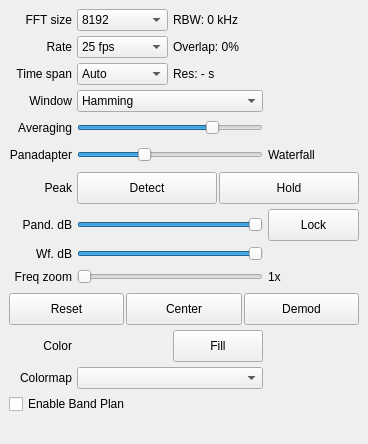
Before: the Qt Designer form src/qtgui/dockfft.ui in gqrx-sdr/gqrx, drawn with Qt 5.
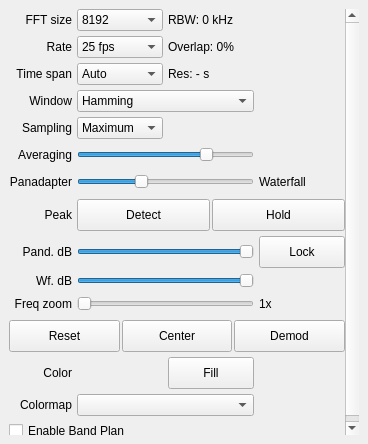
After: the same form once the commit is applied. Icons and pictures are not drawn. Custom widgets are drawn as their Qt base class.

Commit message:
User selectable max/avg/min sampling modes for fft scaling
When the fftsize is greater than the width of the plotter (pixels)
the contents of the fft are resampled. Currently, the maximum of
all the fft bins mapped to a pixel is shown. This commit adds
user-controllable max/avg/min.

```diff
--- a/src/qtgui/dockfft.ui
+++ b/src/qtgui/dockfft.ui
@@ -71,8 +71,8 @@
         <rect>
          <x>0</x>
          <y>0</y>
-         <width>350</width>
-         <height>407</height>
+         <width>345</width>
+         <height>546</height>
         </rect>
        </property>
        <layout class="QVBoxLayout" name="verticalLayout">
@@ -111,17 +111,39 @@
           <property name="spacing">
            <number>5</number>
           </property>
-          <item row="0" column="2" colspan="2">
-           <widget class="QLabel" name="fftRbwLabel">
+          <item row="10" column="3" rowspan="2">
+           <widget class="QLabel" name="zoomLevelLabel">
+            <property name="sizePolicy">
+             <sizepolicy hsizetype="MinimumExpanding" vsizetype="Preferred">
+              <horstretch>0</horstretch>
+              <verstretch>0</verstretch>
+             </sizepolicy>
+            </property>
             <property name="toolTip">
-             <string>Resolution bandwidth</string>
+             <string>Current zoom level on the frequency axis</string>
             </property>
+            <property name="statusTip">
+             <string>Current zoom level on the frequency axis</string>
+            </property>
             <property name="text">
-             <string>RBW: 0 kHz</string>
+             <string>1x</string>
             </property>
+            <property name="alignment">
+             <set>Qt::AlignLeading|Qt::AlignLeft|Qt::AlignVCenter</set>
+            </property>
            </widget>
           </item>
-          <item row="4" column="0">
+          <item row="14" column="0">
+           <widget class="QLabel" name="label_3">
+            <property name="text">
+             <string>Colormap</string>
+            </property>
+            <property name="alignment">
+             <set>Qt::AlignRight|Qt::AlignTrailing|Qt::AlignVCenter</set>
+            </property>
+           </widget>
+          </item>
+          <item row="5" column="0">
            <widget class="QLabel" name="fftAvgLabel">
             <property name="sizePolicy">
              <sizepolicy hsizetype="Preferred" vsizetype="Preferred">
@@ -140,10 +162,99 @@
             </property>
            </widget>
           </item>
-          <item row="12" column="1">
-           <widget class="QtColorPicker" name="colorPicker">
+          <item row="9" column="0">
+           <widget class="QLabel" name="wfRangeLabel">
+            <property name="toolTip">
+             <string>Set waterfall dB range</string>
+            </property>
+            <property name="statusTip">
+             <string>Set waterfall dB range</string>
+            </property>
+            <property name="text">
+             <string>Wf. dB</string>
+            </property>
+            <property name="alignment">
+             <set>Qt::AlignRight|Qt::AlignTrailing|Qt::AlignVCenter</set>
+            </property>
+           </widget>
+          </item>
+          <item row="13" column="0">
+           <widget class="QLabel" name="colorLabel">
+            <property name="toolTip">
+             <string>Color for the FFT plot</string>
+            </property>
+            <property name="text">
+             <string>Color</string>
+            </property>
+            <property name="alignment">
+             <set>Qt::AlignRight|Qt::AlignTrailing|Qt::AlignVCenter</set>
+            </property>
+           </widget>
+          </item>
+          <item row="8" column="1" colspan="2">
+           <widget class="ctkRangeSlider" name="pandRangeSlider">
             <property name="sizePolicy">
-             <sizepolicy hsizetype="MinimumExpanding" vsizetype="Preferred">
+             <sizepolicy hsizetype="Expanding" vsizetype="Fixed">
+              <horstretch>0</horstretch>
+              <verstretch>0</verstretch>
+             </sizepolicy>
+            </property>
+            <property name="minimumSize">
+             <size>
+              <width>0</width>
+              <height>0</height>
+             </size>
+            </property>
+            <property name="toolTip">
+             <string>Set pandapter dB range</string>
+            </property>
+            <property name="statusTip">
+             <string>Set pandapter dB range</string>
+            </property>
+            <property name="minimum">
+             <number>-160</number>
+            </property>
+            <property name="maximum">
+             <number>0</number>
+            </property>
+            <property name="orientation">
+             <enum>Qt::Horizontal</enum>
+            </property>
+           </widget>
+          </item>
+          <item row="0" column="0">
+           <widget class="QLabel" name="fftSizeLabel">
+            <property name="text">
+             <string>FFT size</string>
+            </property>
+            <property name="alignment">
+             <set>Qt::AlignRight|Qt::AlignTrailing|Qt::AlignVCenter</set>
+            </property>
+           </widget>
+          </item>
+          <item row="8" column="0">
+           <widget class="QLabel" name="pandRangeLabel">
+            <property name="toolTip">
+             <string>Set pandapter dB range</string>
+            </property>
+            <property name="statusTip">
+             <string>Set pandapter dB range</string>
+            </property>
+            <property name="text">
+             <string>Pand. dB</string>
+            </property>
+            <property name="alignment">
+             <set>Qt::AlignRight|Qt::AlignTrailing|Qt::AlignVCenter</set>
+            </property>
+           </widget>
+          </item>
+          <item row="8" column="3">
+           <widget class="QPushButton" name="lockButton">
+            <property name="enabled">
+             <bool>true</bool>
+            </property>
+            <property name="sizePolicy">
+             <sizepolicy hsizetype="MinimumExpanding" vsizetype="Fixed">
               <horstretch>0</horstretch>
               <verstretch>0</verstretch>
              </sizepolicy>
@@ -155,20 +266,90 @@
              </size>
             </property>
             <property name="toolTip">
-             <string>Click to select color for the FFT plot</string>
+             <string>Lock panadapter and waterfall sliders together</string>
             </property>
             <property name="statusTip">
-             <string>Click to select color for the FFT plot</string>
+             <string>Lock panadapter and waterfall sliders together</string>
             </property>
             <property name="text">
+             <string>Lock</string>
+            </property>
+            <property name="checkable">
+             <bool>true</bool>
+            </property>
+           </widget>
+          </item>
+          <item row="2" column="0">
+           <widget class="QLabel" name="label">
+            <property name="toolTip">
+             <string>The vertical time span on the waterfall.</string>
+            </property>
+            <property name="statusTip">
              <string/>
             </property>
-            <property name="flat">
-             <bool>true</bool>
+            <property name="text">
+             <string>Time span</string>
             </property>
+            <property name="alignment">
+             <set>Qt::AlignRight|Qt::AlignTrailing|Qt::AlignVCenter</set>
+            </property>
            </widget>
           </item>
-          <item row="5" column="3">
+          <item row="6" column="1" colspan="2">
+           <widget class="QSlider" name="fftSplitSlider">
+            <property name="sizePolicy">
+             <sizepolicy hsizetype="MinimumExpanding" vsizetype="Preferred">
+              <horstretch>0</horstretch>
+              <verstretch>0</verstretch>
+             </sizepolicy>
+            </property>
+            <property name="minimumSize">
+             <size>
+              <width>0</width>
+              <height>22</height>
+             </size>
+            </property>
+            <property name="toolTip">
+             <string>Spatial distribution between pandapter and waterfall</string>
+            </property>
+            <property name="minimum">
+             <number>0</number>
+            </property>
+            <property name="maximum">
+             <number>100</number>
+            </property>
+            <property name="value">
+             <number>35</number>
+            </property>
+            <property name="orientation">
+             <enum>Qt::Horizontal</enum>
+            </property>
+           </widget>
+          </item>
+          <item row="3" column="0">
+           <widget class="QLabel" name="label_2">
+            <property name="toolTip">
+             <string>FFT window</string>
+            </property>
+            <property name="text">
+             <string>Window</string>
+            </property>
+            <property name="alignment">
+             <set>Qt::AlignRight|Qt::AlignTrailing|Qt::AlignVCenter</set>
+            </property>
+           </widget>
+          </item>
+          <item row="1" column="0">
+           <widget class="QLabel" name="fftRateLabel">
+            <property name="text">
+             <string>Rate</string>
+            </property>
+            <property name="alignment">
+             <set>Qt::AlignRight|Qt::AlignTrailing|Qt::AlignVCenter</set>
+            </property>
+           </widget>
+          </item>
+          <item row="6" column="3">
            <widget class="QLabel" name="wfLabel">
             <property name="sizePolicy">
              <sizepolicy hsizetype="MinimumExpanding" vsizetype="Preferred">
@@ -184,19 +365,32 @@
             </property>
            </widget>
           </item>
-          <item row="5" column="0">
-           <widget class="QLabel" name="pandLabel">
-            <property name="sizePolicy">
-             <sizepolicy hsizetype="Preferred" vsizetype="Preferred">
-              <horstretch>0</horstretch>
-              <verstretch>0</verstretch>
-             </sizepolicy>
+          <item row="9" column="1" colspan="2">
+           <widget class="ctkRangeSlider" name="wfRangeSlider">
+            <property name="toolTip">
+             <string>Set waterfall dB range</string>
+            </property>
+            <property name="statusTip">
+             <string>Set waterfall dB range</string>
+            </property>
+            <property name="minimum">
+             <number>-160</number>
+            </property>
+            <property name="maximum">
+             <number>0</number>
+            </property>
+            <property name="orientation">
+             <enum>Qt::Horizontal</enum>
+            </property>
+           </widget>
+          </item>
+          <item row="15" column="0" colspan="4">
+           <widget class="QCheckBox" name="bandPlanCheckbox">
+            <property name="toolTip">
+             <string>Enable Band Plan on bottom of spectrum</string>
             </property>
             <property name="text">
-             <string>Panadapter</string>
-            </property>
-            <property name="alignment">
-             <set>Qt::AlignRight|Qt::AlignTrailing|Qt::AlignVCenter</set>
+             <string>Enable Band Plan</string>
             </property>
            </widget>
           </item>
@@ -213,49 +407,109 @@
             </property>
            </widget>
           </item>
-          <item row="1" column="0">
-           <widget class="QLabel" name="fftRateLabel">
+          <item row="16" column="0" colspan="4">
+           <spacer name="verticalSpacer">
+            <property name="orientation">
+             <enum>Qt::Vertical</enum>
+            </property>
+            <property name="sizeHint" stdset="0">
+             <size>
+              <width>253</width>
+              <height>68</height>
+             </size>
+            </property>
+           </spacer>
+          </item>
+          <item row="7" column="0">
+           <widget class="QLabel" name="peakLabel">
             <property name="text">
-             <string>Rate</string>
+             <string>Peak</string>
             </property>
             <property name="alignment">
              <set>Qt::AlignRight|Qt::AlignTrailing|Qt::AlignVCenter</set>
             </property>
            </widget>
           </item>
-          <item row="7" column="1" colspan="2">
-           <widget class="ctkRangeSlider" name="pandRangeSlider">
-            <property name="sizePolicy">
-             <sizepolicy hsizetype="Expanding" vsizetype="Fixed">
-              <horstretch>0</horstretch>
-              <verstretch>0</verstretch>
-             </sizepolicy>
+          <item row="7" column="1" colspan="3">
+           <layout class="QHBoxLayout" name="horizontalLayout_2" stretch="0,0">
+            <property name="spacing">
+             <number>2</number>
             </property>
-            <property name="minimumSize">
-             <size>
-              <width>0</width>
-              <height>0</height>
-             </size>
+            <property name="sizeConstraint">
+             <enum>QLayout::SetDefaultConstraint</enum>
             </property>
-            <property name="toolTip">
-             <string>Set pandapter dB range</string>
+            <property name="topMargin">
+             <number>1</number>
             </property>
-            <property name="statusTip">
-             <string>Set pandapter dB range</string>
-            </property>
-            <property name="minimum">
-             <number>-160</number>
-            </property>
-            <property name="maximum">
+            <property name="bottomMargin">
              <number>0</number>
             </property>
-            <property name="orientation">
-             <enum>Qt::Horizontal</enum>
-            </property>
-           </widget>
+            <item>
+             <widget class="QPushButton" name="peakDetectionButton">
+              <property name="sizePolicy">
+               <sizepolicy hsizetype="MinimumExpanding" vsizetype="Preferred">
+                <horstretch>0</horstretch>
+                <verstretch>0</verstretch>
+               </sizepolicy>
+              </property>
+              <property name="minimumSize">
+               <size>
+                <width>50</width>
+                <height>32</height>
+               </size>
+              </property>
+              <property name="maximumSize">
+               <size>
+                <width>16777215</width>
+                <height>16777215</height>
+               </size>
+              </property>
+              <property name="toolTip">
+               <string>Enable peak detection in FFT</string>
+              </property>
+              <property name="text">
+               <string>Detect</string>
+              </property>
+              <property name="checkable">
+               <bool>true</bool>
+              </property>
+             </widget>
+            </item>
+            <item>
+             <widget class="QPushButton" name="peakHoldButton">
+              <property name="sizePolicy">
+               <sizepolicy hsizetype="MinimumExpanding" vsizetype="Preferred">
+                <horstretch>0</horstretch>
+                <verstretch>0</verstretch>
+               </sizepolicy>
+              </property>
+              <property name="minimumSize">
+               <size>
+                <width>50</width>
+                <height>32</height>
+               </size>
+              </property>
+              <property name="maximumSize">
+               <size>
+                <width>16777215</width>
+                <height>16777215</height>
+               </size>
+              </property>
+              <property name="toolTip">
+               <string>Toggle peak hold in FFT</string>
+              </property>
+              <property name="text">
+               <string>Hold</string>
+              </property>
+              <property name="checkable">
+               <bool>true</bool>
+              </property>
+             </widget>
+            </item>
+           </layout>
           </item>
-          <item row="9" column="1" rowspan="2" colspan="2">
-           <widget class="QSlider" name="fftZoomSlider">
+          <item row="5" column="1" colspan="2">
+           <widget class="QSlider" name="fftAvgSlider">
             <property name="sizePolicy">
              <sizepolicy hsizetype="MinimumExpanding" vsizetype="Preferred">
               <horstretch>0</horstretch>
@@ -269,19 +523,13 @@
              </size>
             </property>
             <property name="toolTip">
-             <string>Set zoom level on the frequency axis</string>
-            </property>
-            <property name="statusTip">
-             <string>Set zoom level on the frequency axis</string>
-            </property>
-            <property name="minimum">
-             <number>1</number>
+             <string>FFT averaging gain</string>
             </property>
             <property name="maximum">
-             <number>50</number>
+             <number>100</number>
             </property>
-            <property name="pageStep">
-             <number>5</number>
+            <property name="value">
+             <number>75</number>
             </property>
             <property name="orientation">
              <enum>Qt::Horizontal</enum>
@@ -292,39 +540,116 @@
             <property name="invertedControls">
              <bool>false</bool>
             </property>
-            <property name="tickPosition">
-             <enum>QSlider::NoTicks</enum>
-            </property>
            </widget>
           </item>
-          <item row="7" column="3">
-           <widget class="QPushButton" name="lockButton">
+          <item row="0" column="1">
+           <widget class="QComboBox" name="fftSizeComboBox">
             <property name="enabled">
              <bool>true</bool>
             </property>
             <property name="sizePolicy">
-             <sizepolicy hsizetype="MinimumExpanding" vsizetype="Fixed">
+             <sizepolicy hsizetype="MinimumExpanding" vsizetype="Preferred">
               <horstretch>0</horstretch>
               <verstretch>0</verstretch>
              </sizepolicy>
             </property>
             <property name="minimumSize">
              <size>
-              <width>50</width>
-              <height>32</height>
+              <width>0</width>
+              <height>0</height>
              </size>
             </property>
             <property name="toolTip">
-             <string>Lock panadapter and waterfall sliders together</string>
+             <string>&lt;html&gt;Number of FFT points to calculate. Higher values will require more CPU time. This will not influence the number of points on the display since that parameter is adjusted automatically according to the display size.&lt;/html&gt;</string>
             </property>
-            <property name="statusTip">
-             <string>Lock panadapter and waterfall sliders together</string>
+            <property name="editable">
+             <bool>false</bool>
             </property>
-            <property name="text">
-             <string>Lock</string>
+            <property name="currentIndex">
+             <number>7</number>
             </property>
-            <property name="checkable">
-             <bool>true</bool>
+            <property name="maxVisibleItems">
+             <number>15</number>
+            </property>
+            <property name="insertPolicy">
+             <enum>QComboBox::InsertAlphabetically</enum>
+            </property>
+            <item>
+             <property name="text">
+              <string>1048576</string>
+             </property>
+            </item>
+            <item>
+             <property name="text">
+              <string>524288</string>
+             </property>
+            </item>
+            <item>
+             <property name="text">
+              <string>262144</string>
+             </property>
+            </item>
+            <item>
+             <property name="text">
+              <string>131072</string>
+             </property>
+            </item>
+            <item>
+             <property name="text">
+              <string>65536</string>
+             </property>
+            </item>
+            <item>
+             <property name="text">
+              <string>32768</string>
+             </property>
+            </item>
+            <item>
+             <property name="text">
+              <string>16384</string>
+             </property>
+            </item>
+            <item>
+             <property name="text">
+              <string>8192</string>
+             </property>
+            </item>
+            <item>
+             <property name="text">
+              <string>4096</string>
+             </property>
+            </item>
+            <item>
+             <property name="text">
+              <string>3840</string>
+             </property>
+            </item>
+            <item>
+             <property name="text">
+              <string>2048</string>
+             </property>
+            </item>
+            <item>
+             <property name="text">
+              <string>1024</string>
+             </property>
+            </item>
+            <item>
+             <property name="text">
+              <string>768</string>
+             </property>
+            </item>
+            <item>
+             <property name="text">
+              <string>512</string>
+             </property>
+            </item>
+           </widget>
+          </item>
+          <item row="14" column="1" colspan="2">
+           <widget class="QComboBox" name="cmapComboBox">
+            <property name="toolTip">
+             <string>Select waterfall color map</string>
             </property>
            </widget>
           </item>
@@ -416,6 +741,40 @@
             </item>
            </widget>
           </item>
+          <item row="13" column="2">
+           <widget class="QPushButton" name="fillButton">
+            <property name="sizePolicy">
+             <sizepolicy hsizetype="MinimumExpanding" vsizetype="Fixed">
+              <horstretch>0</horstretch>
+              <verstretch>0</verstretch>
+             </sizepolicy>
+            </property>
+            <property name="minimumSize">
+             <size>
+              <width>50</width>
+              <height>32</height>
+             </size>
+            </property>
+            <property name="maximumSize">
+             <size>
+              <width>16777215</width>
+              <height>16777215</height>
+             </size>
+            </property>
+            <property name="toolTip">
+             <string>Fill the area below the FFT plot with a gradient</string>
+            </property>
+            <property name="statusTip">
+             <string>Fill the area below the FFT plot with a gradient</string>
+            </property>
+            <property name="text">
+             <string>Fill</string>
+            </property>
+            <property name="checkable">
+             <bool>true</bool>
+            </property>
+           </widget>
+          </item>
           <item row="3" column="1" colspan="2">
            <widget class="QComboBox" name="fftWinComboBox">
             <property name="toolTip">
@@ -463,18 +822,8 @@
             </item>
            </widget>
           </item>
-          <item row="0" column="0">
-           <widget class="QLabel" name="fftSizeLabel">
-            <property name="text">
-             <string>FFT size</string>
-            </property>
-            <property name="alignment">
-             <set>Qt::AlignRight|Qt::AlignTrailing|Qt::AlignVCenter</set>
-            </property>
-           </widget>
-          </item>
-          <item row="5" column="1" colspan="2">
-           <widget class="QSlider" name="fftSplitSlider">
+          <item row="10" column="1" rowspan="2" colspan="2">
+           <widget class="QSlider" name="fftZoomSlider">
             <property name="sizePolicy">
              <sizepolicy hsizetype="MinimumExpanding" vsizetype="Preferred">
               <horstretch>0</horstretch>
@@ -488,19 +837,59 @@
              </size>
             </property>
             <property name="toolTip">
-             <string>Spatial distribution between pandapter and waterfall</string>
+             <string>Set zoom level on the frequency axis</string>
+            </property>
+            <property name="statusTip">
+             <string>Set zoom level on the frequency axis</string>
             </property>
             <property name="minimum">
-             <number>0</number>
+             <number>1</number>
             </property>
             <property name="maximum">
-             <number>100</number>
+             <number>50</number>
             </property>
-            <property name="value">
-             <number>35</number>
+            <property name="pageStep">
+             <number>5</number>
             </property>
             <property name="orientation">
              <enum>Qt::Horizontal</enum>
+            </property>
+            <property name="invertedAppearance">
+             <bool>false</bool>
+            </property>
+            <property name="invertedControls">
+             <bool>false</bool>
+            </property>
+            <property name="tickPosition">
+             <enum>QSlider::NoTicks</enum>
+            </property>
+           </widget>
+          </item>
+          <item row="13" column="1">
+           <widget class="QtColorPicker" name="colorPicker">
+            <property name="sizePolicy">
+             <sizepolicy hsizetype="MinimumExpanding" vsizetype="Preferred">
+              <horstretch>0</horstretch>
+              <verstretch>0</verstretch>
+             </sizepolicy>
+            </property>
+            <property name="minimumSize">
+             <size>
+              <width>50</width>
+              <height>32</height>
+             </size>
+            </property>
+            <property name="toolTip">
+             <string>Click to select color for the FFT plot</string>
+            </property>
+            <property name="statusTip">
+             <string>Click to select color for the FFT plot</string>
+            </property>
+            <property name="text">
+             <string/>
+            </property>
+            <property name="flat">
+             <bool>true</bool>
             </property>
            </widget>
           </item>
@@ -581,120 +970,20 @@
             </item>
            </widget>
           </item>
-          <item row="6" column="1" colspan="3">
-           <layout class="QHBoxLayout" name="horizontalLayout_2" stretch="0,0">
-            <property name="spacing">
-             <number>2</number>
-            </property>
-            <property name="sizeConstraint">
-             <enum>QLayout::SetDefaultConstraint</enum>
-            </property>
-            <property name="topMargin">
-             <number>1</number>
-            </property>
-            <property name="bottomMargin">
-             <number>0</number>
-            </property>
-            <item>
-             <widget class="QPushButton" name="peakDetectionButton">
-              <property name="sizePolicy">
-               <sizepolicy hsizetype="MinimumExpanding" vsizetype="Preferred">
-                <horstretch>0</horstretch>
-                <verstretch>0</verstretch>
-               </sizepolicy>
-              </property>
-              <property name="minimumSize">
-               <size>
-                <width>50</width>
-                <height>32</height>
-               </size>
-              </property>
-              <property name="maximumSize">
-               <size>
-                <width>16777215</width>
-                <height>16777215</height>
-               </size>
-              </property>
-              <property name="toolTip">
-               <string>Enable peak detection in FFT</string>
-              </property>
-              <property name="text">
-               <string>Detect</string>
-              </property>
-              <property name="checkable">
-               <bool>true</bool>
-              </property>
-             </widget>
-            </item>
-            <item>
-             <widget class="QPushButton" name="peakHoldButton">
-              <property name="sizePolicy">
-               <sizepolicy hsizetype="MinimumExpanding" vsizetype="Preferred">
-                <horstretch>0</horstretch>
-                <verstretch>0</verstretch>
-               </sizepolicy>
-              </property>
-              <property name="minimumSize">
-               <size>
-                <width>50</width>
-                <height>32</height>
-               </size>
-              </property>
-              <property name="maximumSize">
-               <size>
-                <width>16777215</width>
-                <height>16777215</height>
-               </size>
-              </property>
-              <property name="toolTip">
-               <string>Toggle peak hold in FFT</string>
-              </property>
-              <property name="text">
-               <string>Hold</string>
-              </property>
-              <property name="checkable">
-               <bool>true</bool>
-              </property>
-             </widget>
-            </item>
-           </layout>
-          </item>
-          <item row="2" column="0">
-           <widget class="QLabel" name="label">
+          <item row="2" column="2" colspan="2">
+           <widget class="QLabel" name="wfResLabel">
             <property name="toolTip">
-             <string>The vertical time span on the waterfall.</string>
+             <string>Waterfall time resolution.</string>
             </property>
             <property name="statusTip">
              <string/>
             </property>
             <property name="text">
-             <string>Time span</string>
+             <string>Res: - s</string>
             </property>
-            <property name="alignment">
-             <set>Qt::AlignRight|Qt::AlignTrailing|Qt::AlignVCenter</set>
-            </property>
            </widget>
           </item>
-          <item row="8" column="1" colspan="2">
-           <widget class="ctkRangeSlider" name="wfRangeSlider">
-            <property name="toolTip">
-             <string>Set waterfall dB range</string>
-            </property>
-            <property name="statusTip">
-             <string>Set waterfall dB range</string>
-            </property>
-            <property name="minimum">
-             <number>-160</number>
-            </property>
-            <property name="maximum">
-             <number>0</number>
-            </property>
-            <property name="orientation">
-             <enum>Qt::Horizontal</enum>
-            </property>
-           </widget>
-          </item>
-          <item row="11" column="0" colspan="4">
+          <item row="12" column="0" colspan="4">
            <layout class="QHBoxLayout" name="horizontalLayout" stretch="0,0,0">
             <property name="spacing">
              <number>2</number>
@@ -785,23 +1074,33 @@
             </item>
            </layout>
           </item>
-          <item row="8" column="0">
-           <widget class="QLabel" name="wfRangeLabel">
+          <item row="0" column="2" colspan="2">
+           <widget class="QLabel" name="fftRbwLabel">
             <property name="toolTip">
-             <string>Set waterfall dB range</string>
+             <string>Resolution bandwidth</string>
             </property>
-            <property name="statusTip">
-             <string>Set waterfall dB range</string>
+            <property name="text">
+             <string>RBW: 0 kHz</string>
             </property>
+           </widget>
+          </item>
+          <item row="6" column="0">
+           <widget class="QLabel" name="pandLabel">
+            <property name="sizePolicy">
+             <sizepolicy hsizetype="Preferred" vsizetype="Preferred">
+              <horstretch>0</horstretch>
+              <verstretch>0</verstretch>
+             </sizepolicy>
+            </property>
             <property name="text">
-             <string>Wf. dB</string>
+             <string>Panadapter</string>
             </property>
             <property name="alignment">
              <set>Qt::AlignRight|Qt::AlignTrailing|Qt::AlignVCenter</set>
             </property>
            </widget>
           </item>
-          <item row="9" column="0" rowspan="2">
+          <item row="10" column="0" rowspan="2">
            <widget class="QLabel" name="zoomLAbel">
             <property name="toolTip">
              <string>Set zoom level on the frequency axis</string>
@@ -817,305 +1116,35 @@
             </property>
            </widget>
           </item>
-          <item row="12" column="2">
-           <widget class="QPushButton" name="fillButton">
-            <property name="sizePolicy">
-             <sizepolicy hsizetype="MinimumExpanding" vsizetype="Fixed">
-              <horstretch>0</horstretch>
-              <verstretch>0</verstretch>
-             </sizepolicy>
-            </property>
-            <property name="minimumSize">
-             <size>
-              <width>50</width>
-              <height>32</height>
-             </size>
-            </property>
-            <property name="maximumSize">
-             <size>
-              <width>16777215</width>
-              <height>16777215</height>
-             </size>
-            </property>
-            <property name="toolTip">
-             <string>Fill the area below the FFT plot with a gradient</string>
-            </property>
-            <property name="statusTip">
-             <string>Fill the area below the FFT plot with a gradient</string>
-            </property>
+          <item row="4" column="0">
+           <widget class="QLabel" name="label_4">
             <property name="text">
-             <string>Fill</string>
+             <string>Sampling</string>
             </property>
-            <property name="checkable">
-             <bool>true</bool>
-            </property>
-           </widget>
-          </item>
-          <item row="15" column="0" colspan="4">
-           <spacer name="verticalSpacer">
-            <property name="orientation">
-             <enum>Qt::Vertical</enum>
-            </property>
-            <property name="sizeHint" stdset="0">
-             <size>
-              <width>253</width>
-              <height>68</height>
-             </size>
-            </property>
-           </spacer>
-          </item>
-          <item row="3" column="0">
-           <widget class="QLabel" name="label_2">
-            <property name="toolTip">
-             <string>FFT window</string>
-            </property>
-            <property name="text">
-             <string>Window</string>
-            </property>
             <property name="alignment">
              <set>Qt::AlignRight|Qt::AlignTrailing|Qt::AlignVCenter</set>
             </property>
            </widget>
           </item>
-          <item row="6" column="0">
-           <widget class="QLabel" name="peakLabel">
-            <property name="text">
-             <string>Peak</string>
-            </property>
-            <property name="alignment">
-             <set>Qt::AlignRight|Qt::AlignTrailing|Qt::AlignVCenter</set>
-            </property>
-           </widget>
-          </item>
-          <item row="4" column="1" colspan="2">
-           <widget class="QSlider" name="fftAvgSlider">
-            <property name="sizePolicy">
-             <sizepolicy hsizetype="MinimumExpanding" vsizetype="Preferred">
-              <horstretch>0</horstretch>
-              <verstretch>0</verstretch>
-             </sizepolicy>
-            </property>
-            <property name="minimumSize">
-             <size>
-              <width>0</width>
-              <height>22</height>
-             </size>
-            </property>
-            <property name="toolTip">
-             <string>FFT averaging gain</string>
-            </property>
-            <property name="maximum">
-             <number>100</number>
-            </property>
-            <property name="value">
-             <number>75</number>
-            </property>
-            <property name="orientation">
-             <enum>Qt::Horizontal</enum>
-            </property>
-            <property name="invertedAppearance">
-             <bool>false</bool>
-            </property>
-            <property name="invertedControls">
-             <bool>false</bool>
-            </property>
-           </widget>
-          </item>
-          <item row="0" column="1">
-           <widget class="QComboBox" name="fftSizeComboBox">
-            <property name="enabled">
-             <bool>true</bool>
-            </property>
-            <property name="sizePolicy">
-             <sizepolicy hsizetype="MinimumExpanding" vsizetype="Preferred">
-              <horstretch>0</horstretch>
-              <verstretch>0</verstretch>
-             </sizepolicy>
-            </property>
-            <property name="minimumSize">
-             <size>
-              <width>0</width>
-              <height>0</height>
-             </size>
-            </property>
-            <property name="toolTip">
-             <string>&lt;html&gt;Number of FFT points to calculate. Higher values will require more CPU time. This will not influence the number of points on the display since that parameter is adjusted automatically according to the display size.&lt;/html&gt;</string>
-            </property>
-            <property name="editable">
-             <bool>false</bool>
-            </property>
-            <property name="currentIndex">
-             <number>7</number>
-            </property>
-            <property name="maxVisibleItems">
-             <number>15</number>
-            </property>
-            <property name="insertPolicy">
-             <enum>QComboBox::InsertAlphabetically</enum>
-            </property>
+          <item row="4" column="1">
+           <widget class="QComboBox" name="samplingModeBox">
             <item>
              <property name="text">
-              <string>1048576</string>
+              <string>Maximum</string>
              </property>
             </item>
             <item>
              <property name="text">
-              <string>524288</string>
+              <string>Average</string>
              </property>
             </item>
             <item>
              <property name="text">
-              <string>262144</string>
+              <string>Minimum</string>
              </property>
             </item>
-            <item>
-             <property name="text">
-              <string>131072</string>
-             </property>
-            </item>
-            <item>
-             <property name="text">
-              <string>65536</string>
-             </property>
-            </item>
-            <item>
-             <property name="text">
-              <string>32768</string>
-             </property>
-            </item>
-            <item>
-             <property name="text">
-              <string>16384</string>
-             </property>
-            </item>
-            <item>
-             <property name="text">
-              <string>8192</string>
-             </property>
-            </item>
-            <item>
-             <property name="text">
-              <string>4096</string>
-             </property>
-            </item>
-            <item>
-             <property name="text">
-              <string>3840</string>
-             </property>
-            </item>
-            <item>
-             <property name="text">
-              <string>2048</string>
-             </property>
-            </item>
-            <item>
-             <property name="text">
-              <string>1024</string>
-             </property>
-            </item>
-            <item>
-             <property name="text">
-              <string>768</string>
-             </property>
-            </item>
-            <item>
-             <property name="text">
-              <string>512</string>
-             </property>
-            </item>
            </widget>
           </item>
-          <item row="12" column="0">
-           <widget class="QLabel" name="colorLabel">
-            <property name="toolTip">
-             <string>Color for the FFT plot</string>
-            </property>
-            <property name="text">
-             <string>Color</string>
-            </property>
-            <property name="alignment">
-             <set>Qt::AlignRight|Qt::AlignTrailing|Qt::AlignVCenter</set>
-            </property>
-           </widget>
-          </item>
-          <item row="9" column="3" rowspan="2">
-           <widget class="QLabel" name="zoomLevelLabel">
-            <property name="sizePolicy">
-             <sizepolicy hsizetype="MinimumExpanding" vsizetype="Preferred">
-              <horstretch>0</horstretch>
-              <verstretch>0</verstretch>
-             </sizepolicy>
-            </property>
-            <property name="toolTip">
-             <string>Current zoom level on the frequency axis</string>
-            </property>
-            <property name="statusTip">
-             <string>Current zoom level on the frequency axis</string>
-            </property>
-            <property name="text">
-             <string>1x</string>
-            </property>
-            <property name="alignment">
-             <set>Qt::AlignLeading|Qt::AlignLeft|Qt::AlignVCenter</set>
-            </property>
-           </widget>
-          </item>
-          <item row="7" column="0">
-           <widget class="QLabel" name="pandRangeLabel">
-            <property name="toolTip">
-             <string>Set pandapter dB range</string>
-            </property>
-            <property name="statusTip">
-             <string>Set pandapter dB range</string>
-            </property>
-            <property name="text">
-             <string>Pand. dB</string>
-            </property>
-            <property name="alignment">
-             <set>Qt::AlignRight|Qt::AlignTrailing|Qt::AlignVCenter</set>
-            </property>
-           </widget>
-          </item>
-          <item row="2" column="2" colspan="2">
-           <widget class="QLabel" name="wfResLabel">
-            <property name="toolTip">
-             <string>Waterfall time resolution.</string>
-            </property>
-            <property name="statusTip">
-             <string/>
-            </property>
-            <property name="text">
-             <string>Res: - s</string>
-            </property>
-           </widget>
-          </item>
-          <item row="13" column="1" colspan="2">
-           <widget class="QComboBox" name="cmapComboBox">
-            <property name="toolTip">
-             <string>Select waterfall color map</string>
-            </property>
-           </widget>
-          </item>
-          <item row="13" column="0">
-           <widget class="QLabel" name="label_3">
-            <property name="text">
-             <string>Colormap</string>
-            </property>
-            <property name="alignment">
-             <set>Qt::AlignRight|Qt::AlignTrailing|Qt::AlignVCenter</set>
-            </property>
-           </widget>
-          </item>
-          <item row="14" column="0" colspan="4">
-            <widget class="QCheckBox" name="bandPlanCheckbox">
-              <property name="toolTip">
-                <string>Enable Band Plan on bottom of spectrum</string>
-              </property>
-              <property name="text">
-                <string>Enable Band Plan</string>
-              </property>
-            </widget>
-          </item>
          </layout>
         </item>
        </layout>
```
The commit also changes 6 other files.
